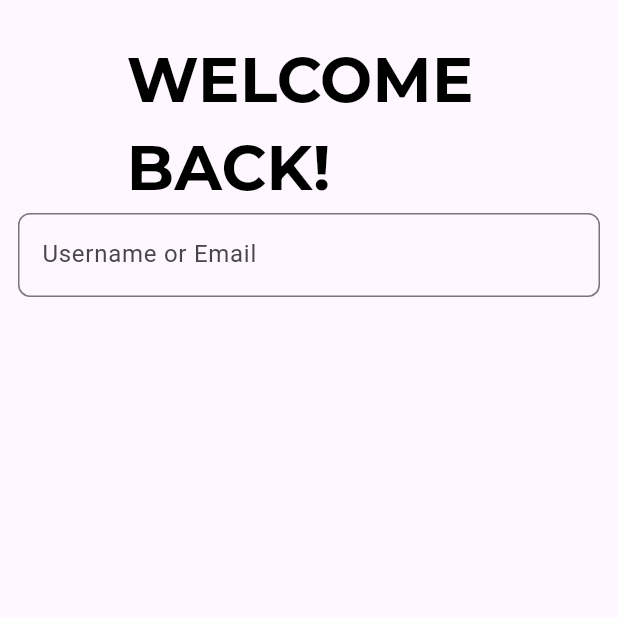
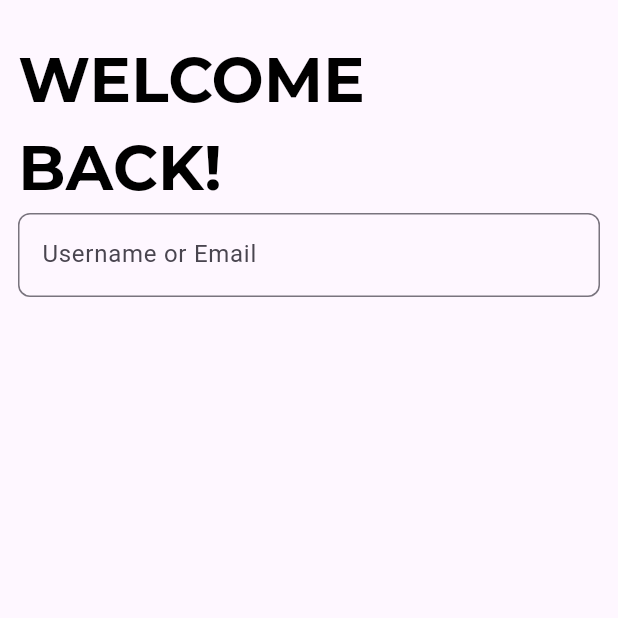
Before and after one commit to flutterBasit/E-commerce, a Flutter app: the screen it shows after launch, on a phone screen of 412 x 824 dp, the top half of it. Run offline on Flutter 3.47's test engine with Material 3 defaults, Android fonts, the phone set to English and light mode, and no system bars; our stand-ins replace flutter_screenutil, get, google_fonts.

```diff
--- a/lib/View/SigninScreen.dart
+++ b/lib/View/SigninScreen.dart
@@ -19,6 +19,8 @@ class _SigninscreenState extends State<Signinscreen> {
       body: Padding(
         padding: const EdgeInsets.all(12.0),
         child: Column(
+          // mainAxisAlignment: MainAxisAlignment.start,
+          crossAxisAlignment: CrossAxisAlignment.start,
           children: [
             SizedBox(
               height: 10.h,
@@ -27,6 +29,7 @@ class _SigninscreenState extends State<Signinscreen> {
             AuthTextField(
               labelText: 'Username or Email',
               controller: _Emailcontroller,
+              hintText: 'Email@example.com',
             )
           ],
         ),
```
